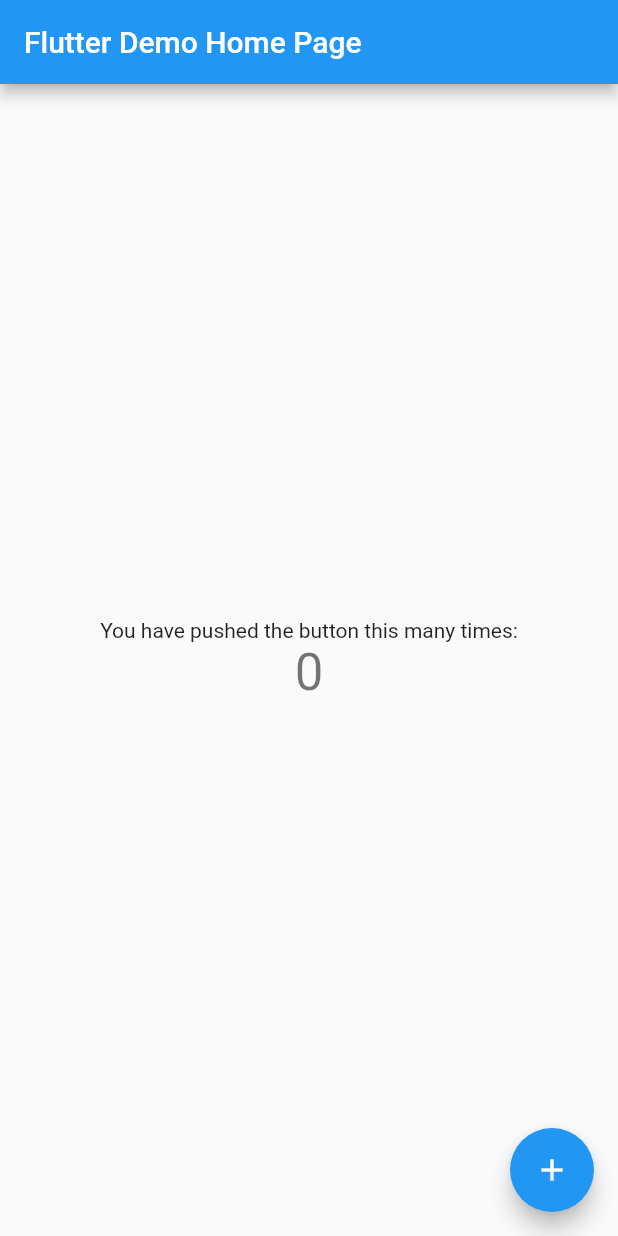
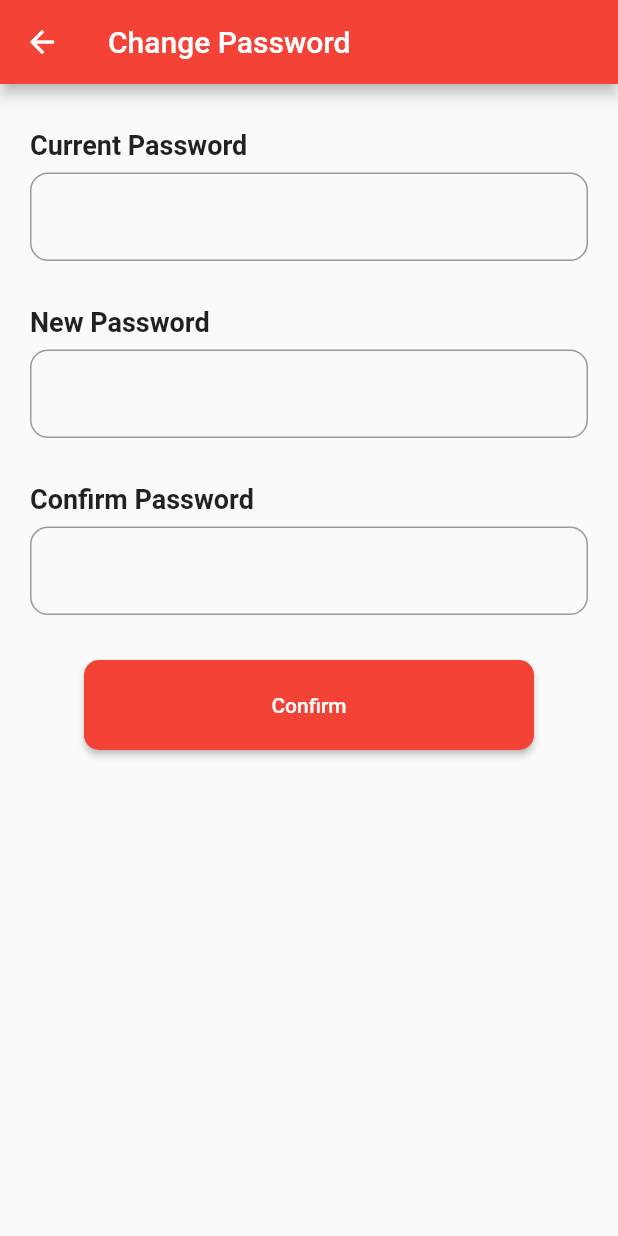
Before and after one commit to kushagr-tech/AttendenceManagementSystem, a Flutter app: the screen it shows after launch, on a phone screen of 412 x 824 dp. Run offline on Flutter 3.47's test engine with Material 2 defaults, Android fonts, the phone set to English and light mode, and no system bars.

```diff
--- a/lib/main.dart
+++ b/lib/main.dart
@@ -1,113 +1,35 @@
+import 'package:attendence_management_system/pages/changePasswordPage.dart';
+import 'package:attendence_management_system/pages/editProfilePage.dart';
+import 'package:attendence_management_system/pages/profilepage.dart';
+import 'package:attendence_management_system/theme/colors.dart';
 import 'package:flutter/material.dart';
 
 void main() {
-  runApp(MyApp());
+  runApp(myApp());
 }
 
-class MyApp extends StatelessWidget {
-  // This widget is the root of your application.
+class myApp extends StatelessWidget {
   @override
   Widget build(BuildContext context) {
+    var themeData = ThemeData(
+   // canvasColor: primaryColor,
+           primarySwatch: primaryColor,
+           dividerColor: Colors.black
+    );
+    // DE0000
     return MaterialApp(
-      title: 'Flutter Demo',
-      theme: ThemeData(
-        // This is the theme of your application.
-        //
-        // Try running your application with "flutter run". You'll see the
-        // application has a blue toolbar. Then, without quitting the app, try
-        // changing the primarySwatch below to Colors.green and then invoke
-        // "hot reload" (press "r" in the console where you ran "flutter run",
-        // or simply save your changes to "hot reload" in a Flutter IDE).
-        // Notice that the counter didn't reset back to zero; the application
-        // is not restarted.
-        primarySwatch: Colors.blue,
-      ),
-      home: MyHomePage(title: 'Flutter Demo Home Page'),
+      debugShowCheckedModeBanner: false,
+      title: 'Attendence Management System',
+      theme: themeData,
+      home:
+      ChangePassword(),
+      //ProfilePage(),
+      //EditProfilePage(),
     );
   }
 }
 
-class MyHomePage extends StatefulWidget {
-  MyHomePage({Key? key, required this.title}) : super(key: key);
-
-  // This widget is the home page of your application. It is stateful, meaning
-  // that it has a State object (defined below) that contains fields that affect
-  // how it looks.
-
-  // This class is the configuration for the state. It holds the values (in this
-  // case the title) provided by the parent (in this case the App widget) and
-  // used by the build method of the State. Fields in a Widget subclass are
-  // always marked "final".
-
-  final String title;
-
-  @override
-  _MyHomePageState createState() => _MyHomePageState();
-}
-
-class _MyHomePageState extends State<MyHomePage> {
-  int _counter = 0;
-
-  void _incrementCounter() {
-    setState(() {
-      // This call to setState tells the Flutter framework that something has
-      // changed in this State, which causes it to rerun the build method below
-      // so that the display can reflect the updated values. If we changed
-      // _counter without calling setState(), then the build method would not be
-      // called again, and so nothing would appear to happen.
-      _counter++;
-    });
-  }
-
-  @override
-  Widget build(BuildContext context) {
-    // This method is rerun every time setState is called, for instance as done
-    // by the _incrementCounter method above.
-    //
-    // The Flutter framework has been optimized to make rerunning build methods
-    // fast, so that you can just rebuild anything that needs updating rather
-    // than having to individually change instances of widgets.
-    return Scaffold(
-      appBar: AppBar(
-        // Here we take the value from the MyHomePage object that was created by
-        // the App.build method, and use it to set our appbar title.
-        title: Text(widget.title),
-      ),
-      body: Center(
-        // Center is a layout widget. It takes a single child and positions it
-        // in the middle of the parent.
-        child: Column(
-          // Column is also a layout widget. It takes a list of children and
-          // arranges them vertically. By default, it sizes itself to fit its
-          // children horizontally, and tries to be as tall as its parent.
-          //
-          // Invoke "debug painting" (press "p" in the console, choose the
-          // "Toggle Debug Paint" action from the Flutter Inspector in Android
-          // Studio, or the "Toggle Debug Paint" command in Visual Studio Code)
-          // to see the wireframe for each widget.
-          //
-          // Column has various properties to control how it sizes itself and
-          // how it positions its children. Here we use mainAxisAlignment to
-          // center the children vertically; the main axis here is the vertical
-          // axis because Columns are vertical (the cross axis would be
-          // horizontal).
-          mainAxisAlignment: MainAxisAlignment.center,
-          children: <Widget>[
-            Text(
-              'You have pushed the button this many times:',
-            ),
-            Text(
-              '$_counter',
-              style: Theme.of(context).textTheme.headline4,
-            ),
-          ],
-        ),
-      ),
-      floatingActionButton: FloatingActionButton(
-        onPressed: _incrementCounter,
-        tooltip: 'Increment',
-        child: Icon(Icons.add),
-      ), // This trailing comma makes auto-formatting nicer for build methods.
-    );
-  }
-}
+// to do
+// link edit profile to profile page
+// bottom nav bar
+// Change pass page mai display karna hai pass
--- /dev/null
+++ b/lib/model/userProfileDetailModel.dart
@@ -0,0 +1,16 @@
+class User{
+final String imagePath;
+final String name;
+final String email;
+final String phoneNo;
+final String DOB;
+
+const User({
+  required this.imagePath,
+  required this.name,
+  required this.email,
+  required this.phoneNo,
+  required this.DOB,
+
+});
+}
--- /dev/null
+++ b/lib/pages/changePasswordPage.dart
@@ -0,0 +1,68 @@
+import 'package:attendence_management_system/pages/appBarWidget.dart';
+import 'package:attendence_management_system/pages/textFeildWidget.dart';
+import 'package:attendence_management_system/utils/userPrefrences.dart';
+import 'package:flutter/material.dart';
+
+class ChangePassword extends StatefulWidget {
+  const ChangePassword({Key? key}) : super(key: key);
+
+  @override
+  _ChangePasswordState createState() => _ChangePasswordState();
+}
+
+class _ChangePasswordState extends State<ChangePassword> {
+  @override
+  Widget build(BuildContext context) {
+    final user = UserPrefrences.myUser;
+
+    return Scaffold(
+      appBar: AppBar(
+        leading: BackButton(),
+        title: Text('Change Password'),
+      ),
+      body: ListView(
+        physics: BouncingScrollPhysics(),
+        children: [
+          const SizedBox(
+            height: 30,
+          ),
+          TextFieldWidget(
+            label: "Current Password",
+            text: "", //Change it to password
+            onChanged: (pass) {},
+          ),
+          const SizedBox(
+            height: 30,
+          ),
+          TextFieldWidget(
+            label: "New Password",
+            text: "", //Change it to password
+            onChanged: (pass) {},
+          ),
+          const SizedBox(
+            height: 30,
+          ),
+          TextFieldWidget(
+            label: "Confirm Password",
+            text: "", //Change it to password
+            onChanged: (pass) {},
+          ),
+          const SizedBox(
+            height: 30,
+          ),
+          Center(
+            child: ElevatedButton(onPressed: () =>{}, child:
+              Text("Confirm"),
+               style: ElevatedButton.styleFrom(
+              shape: new RoundedRectangleBorder(
+            borderRadius: new BorderRadius.circular(10.0)
+            ),
+      fixedSize: Size(300, 60),
+               )
+            ),
+          ),
+        ],
+      ),
+    );
+  }
+}
--- /dev/null
+++ b/lib/pages/textFeildWidget.dart
@@ -0,0 +1,60 @@
+import 'package:flutter/material.dart';
+
+class TextFieldWidget extends StatefulWidget {
+  final String label;
+  final String text;
+  final ValueChanged<String> onChanged;
+
+  const TextFieldWidget({
+    Key? key,
+    required this.label,
+    required this.text,
+    required this.onChanged,
+  }) : super(key: key);
+
+  @override
+  _TextFieldWidgetState createState() => _TextFieldWidgetState();
+}
+
+class _TextFieldWidgetState extends State<TextFieldWidget> {
+  late final TextEditingController controller;
+  @override
+  void initState() {
+    super.initState();
+    controller = TextEditingController(text: widget.text);
+  }
+
+  @override
+  void despose() {
+    controller.dispose();
+    super.dispose();
+  }
+
+  @override
+  Widget build(BuildContext context) => Column(
+        crossAxisAlignment: CrossAxisAlignment.start,
+        children: [
+          Padding(
+            padding: const EdgeInsets.only(left: 20.0 ,right: 20.0),
+            child: Text(
+              widget.label,
+              style: TextStyle(fontWeight: FontWeight.bold, fontSize: 18.0),
+            ),
+          ),
+          const SizedBox(
+            height: 8,
+          ),
+          Padding(
+            padding: const EdgeInsets.only(left: 20.0 ,right: 20.0),
+            child: TextField(
+              decoration: InputDecoration(
+                border: OutlineInputBorder(
+                  borderRadius: BorderRadius.circular(12),
+                ),
+              ),
+              controller: controller,
+            ),
+          )
+        ],
+      );
+}
--- /dev/null
+++ b/lib/theme/colors.dart
@@ -0,0 +1,4 @@
+import 'package:flutter/material.dart';
+
+// const primaryColor =const Color(0xffde0000);
+const primaryColor = Colors.red;
--- /dev/null
+++ b/lib/utils/userPrefrences.dart
@@ -0,0 +1,14 @@
+import 'package:attendence_management_system/model/userProfileDetailModel.dart';
+
+class UserPrefrences{
+  static const myUser = User(
+    imagePath:
+    "https://miro.medium.com/max/1400/0*qfJWOn_IjKoc305B.jpg"
+    //"https://source.unsplash.com/featured/?profile"
+    ,
+    name: "Neha Gupta",
+    email:"neha.gupta@suas.ac.in",
+    DOB: '12/12/12',
+    phoneNo: '9876987697',
+  );
+}
```
Also changed, not shown: lib/pages/appBarWidget.dart (added, +8 -0 lines), lib/pages/bottomNavBar.dart (added, +35 -0 lines), lib/pages/editProfilePage.dart (added, +65 -0 lines), lib/pages/editProfilePhotoWidget.dart (added, +62 -0 lines), lib/pages/editbuttonWidget.dart (added, +52 -0 lines), lib/pages/profilePhotoWidget.dart (added, +35 -0 lines), lib/pages/profilepage.dart (added, +130 -0 lines), 1 other file.
